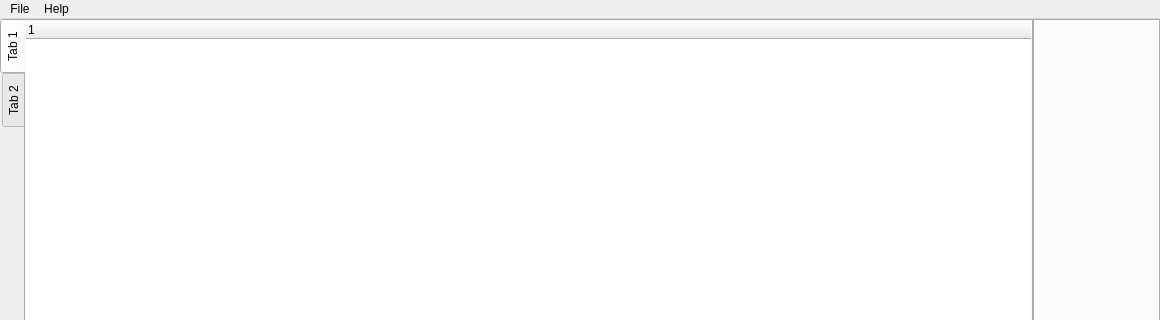
Qt form Source/IrbisCave/UI/MainWindow.ui (krre/normalizer) before a commit; both pictures show x 0 to 1160 and y 0 to 320 of the 1160 by 659 pixel window.
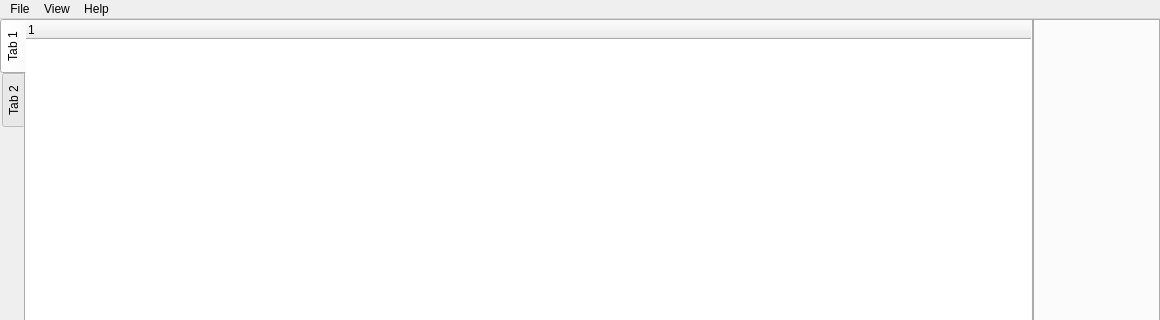
The same form after that commit.

Commit message: Add Menu item for toggling left sidebar

Patch:
```diff
--- a/Source/IrbisCave/UI/MainWindow.ui
+++ b/Source/IrbisCave/UI/MainWindow.ui
@@ -141,7 +141,14 @@
     </property>
     <addaction name="actionAbout"/>
    </widget>
+   <widget class="QMenu" name="menuView">
+    <property name="title">
+     <string>View</string>
+    </property>
+    <addaction name="actionShow_Left_Sidebar"/>
+   </widget>
    <addaction name="menuFile"/>
+   <addaction name="menuView"/>
    <addaction name="menuHelp"/>
   </widget>
   <action name="actionAbout">
```
Left out of the diff: 14 changed lines with no effect on the pictures. The commit also changes 2 other files.
